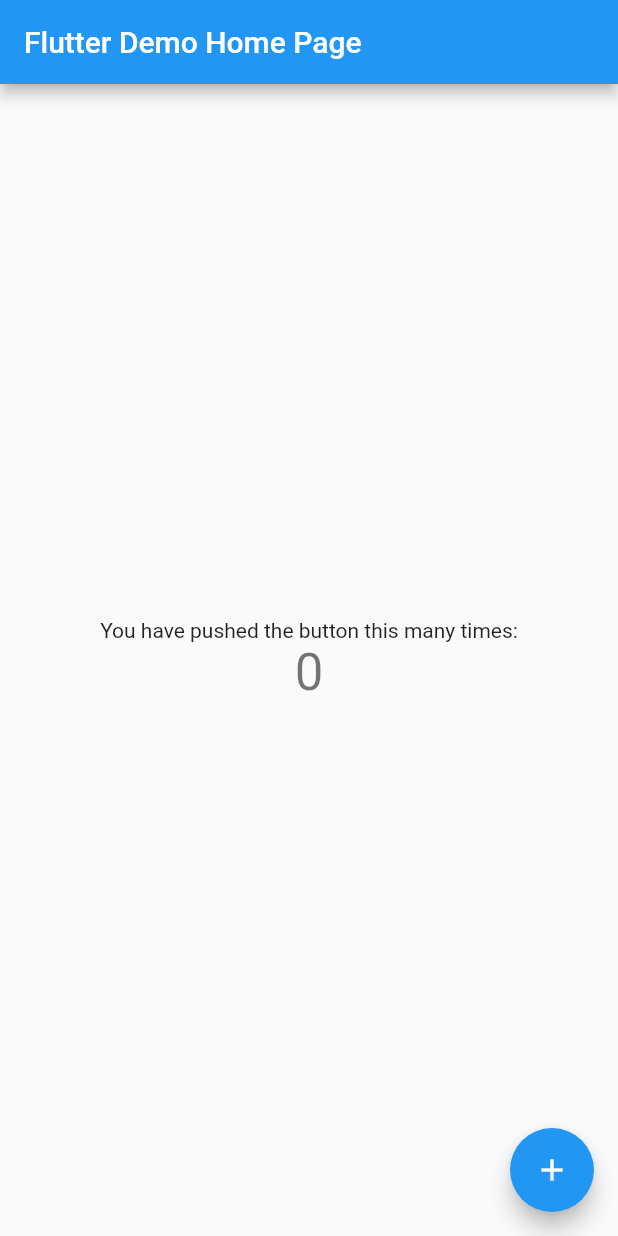
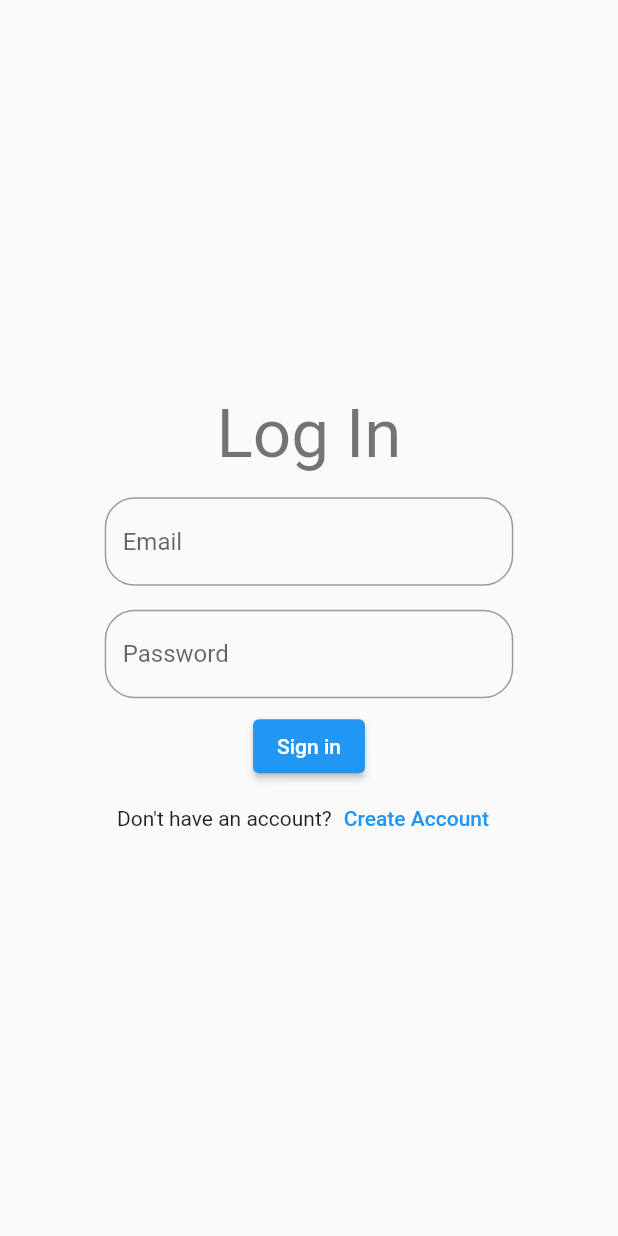
Before and after one commit to kwe-k-u/tyncad_coding_test, a Flutter app: the screen it shows after launch, on a phone screen of 412 x 824 dp. Run offline on Flutter 3.47's test engine with Material 2 defaults, Android fonts, the phone set to English and light mode, and no system bars; our stand-ins replace flutter_dotenv.

Commit message:
Added screen wireframes

```diff
--- a/lib/main.dart
+++ b/lib/main.dart
@@ -1,6 +1,9 @@
 import 'package:flutter/material.dart';
+import 'package:flutter_dotenv/flutter_dotenv.dart';
+import 'package:tyncad_test/screens/sign_in/sign_in.dart';
 
-void main() {
+void main() async{
+   await dotenv.load(fileName: ".env.test");
   runApp(const MyApp());
 }
 
@@ -24,92 +27,7 @@ class MyApp extends StatelessWidget {
         // is not restarted.
         primarySwatch: Colors.blue,
       ),
-      home: const MyHomePage(title: 'Flutter Demo Home Page'),
+      home: const SignIn(),
     );
   }
 }
-
-class MyHomePage extends StatefulWidget {
-  const MyHomePage({Key? key, required this.title}) : super(key: key);
-
-  // This widget is the home page of your application. It is stateful, meaning
-  // that it has a State object (defined below) that contains fields that affect
-  // how it looks.
-
-  // This class is the configuration for the state. It holds the values (in this
-  // case the title) provided by the parent (in this case the App widget) and
-  // used by the build method of the State. Fields in a Widget subclass are
-  // always marked "final".
-
-  final String title;
-
-  @override
-  State<MyHomePage> createState() => _MyHomePageState();
-}
-
-class _MyHomePageState extends State<MyHomePage> {
-  int _counter = 0;
-
-  void _incrementCounter() {
-    setState(() {
-      // This call to setState tells the Flutter framework that something has
-      // changed in this State, which causes it to rerun the build method below
-      // so that the display can reflect the updated values. If we changed
-      // _counter without calling setState(), then the build method would not be
-      // called again, and so nothing would appear to happen.
-      _counter++;
-    });
-  }
-
-  @override
-  Widget build(BuildContext context) {
-    // This method is rerun every time setState is called, for instance as done
-    // by the _incrementCounter method above.
-    //
-    // The Flutter framework has been optimized to make rerunning build methods
-    // fast, so that you can just rebuild anything that needs updating rather
-    // than having to individually change instances of widgets.
-    return Scaffold(
-      appBar: AppBar(
-        // Here we take the value from the MyHomePage object that was created by
-        // the App.build method, and use it to set our appbar title.
-        title: Text(widget.title),
-      ),
-      body: Center(
-        // Center is a layout widget. It takes a single child and positions it
-        // in the middle of the parent.
-        child: Column(
-          // Column is also a layout widget. It takes a list of children and
-          // arranges them vertically. By default, it sizes itself to fit its
-          // children horizontally, and tries to be as tall as its parent.
-          //
-          // Invoke "debug painting" (press "p" in the console, choose the
-          // "Toggle Debug Paint" action from the Flutter Inspector in Android
-          // Studio, or the "Toggle Debug Paint" command in Visual Studio Code)
-          // to see the wireframe for each widget.
-          //
-          // Column has various properties to control how it sizes itself and
-          // how it positions its children. Here we use mainAxisAlignment to
-          // center the children vertically; the main axis here is the vertical
-          // axis because Columns are vertical (the cross axis would be
-          // horizontal).
-          mainAxisAlignment: MainAxisAlignment.center,
-          children: <Widget>[
-            const Text(
-              'You have pushed the button this many times:',
-            ),
-            Text(
-              '$_counter',
-              style: Theme.of(context).textTheme.headline4,
-            ),
-          ],
-        ),
-      ),
-      floatingActionButton: FloatingActionButton(
-        onPressed: _incrementCounter,
-        tooltip: 'Increment',
-        child: const Icon(Icons.add),
-      ), // This trailing comma makes auto-formatting nicer for build methods.
-    );
-  }
-}
--- /dev/null
+++ b/lib/screens/sign_in/sign_in.dart
@@ -0,0 +1,87 @@
+import 'package:flutter/material.dart';
+import 'package:tyncad_test/models/user.dart';
+import 'package:tyncad_test/screens/create_account/create_account.dart';
+import 'package:tyncad_test/screens/feed_screen/feed_screen.dart';
+import 'package:tyncad_test/services/api.dart';
+import 'package:tyncad_test/widgets/custom_button.dart';
+import 'package:tyncad_test/widgets/custom_text_field.dart';
+import 'package:tyncad_test/widgets/text_action.dart';
+
+class SignIn extends StatefulWidget {
+  const SignIn({Key? key}) : super(key: key);
+
+  @override
+  _SignInState createState() => _SignInState();
+}
+
+class _SignInState extends State<SignIn> {
+  TextEditingController email = TextEditingController();
+  TextEditingController password = TextEditingController();
+
+  @override
+  Widget build(BuildContext context) {
+    Size size = MediaQuery.of(context).size;
+
+    return Scaffold(
+        body: SizedBox(
+          width: size.width,
+          height: size.height,
+          child: Column(
+            crossAxisAlignment: CrossAxisAlignment.center,
+            mainAxisAlignment: MainAxisAlignment.center,
+            children: [
+
+
+              Padding(
+                padding: const EdgeInsets.all(8.0),
+                child: Text("Log In",
+                  style: Theme.of(context).textTheme.displaySmall,
+                ),
+              ),
+
+              CustomTextField(
+                  controller: email,
+                hintText: "Email",
+              ),
+              CustomTextField(
+                  controller: password,
+                hintText: "Password",
+                obscure: true
+              ),
+
+              CustomButton(
+                  text: "Sign in",
+                onTap: () async{
+                  // User? user = await Api().login(email: email.text, password: password.text);
+                  Navigator.push(context,
+                      MaterialPageRoute(builder: (context)=> FeedScreen()
+                      )
+                  );
+                },
+              ),
+
+
+
+              TextAction(
+                  label: "Don't have an account?",
+                  actionLabel: "Create Account",
+                  onTap: (){
+                    Navigator.push(context,
+                        MaterialPageRoute(builder: (context)=> const CreateAccount()
+                        )
+                    );
+                  }
+              )
+            ],
+          ),
+        )
+    );
+  }
+
+  @override
+  void dispose() {
+    super.dispose();
+    email.dispose();
+    password.dispose();
+  }
+}
--- /dev/null
+++ b/lib/widgets/custom_button.dart
@@ -0,0 +1,22 @@
+
+
+import 'package:flutter/material.dart';
+
+
+class CustomButton extends StatelessWidget {
+  final void Function() onTap;
+  final String text;
+  const CustomButton({
+    Key? key,
+    required this.onTap,
+    required this.text,
+  }) : super(key: key);
+
+  @override
+  Widget build(BuildContext context) {
+    return ElevatedButton(
+        onPressed: onTap,
+        child: Text(text)
+    );
+  }
+}
--- /dev/null
+++ b/lib/widgets/custom_text_field.dart
@@ -0,0 +1,45 @@
+import "package:flutter/material.dart";
+
+
+class CustomTextField extends StatefulWidget {
+  final TextEditingController controller;
+  final String? hintText;
+  final bool obscure;
+  final double? width;
+  final double? height;
+
+  const CustomTextField({
+    Key? key,
+    required this.controller,
+    this.hintText,
+    this.obscure = false,
+    this.height,
+    this.width,
+  }) : super(key: key);
+
+  @override
+  _CustomTextFieldState createState() => _CustomTextFieldState();
+}
+
+class _CustomTextFieldState extends State<CustomTextField> {
+  @override
+  Widget build(BuildContext context) {
+    Size size = MediaQuery.of(context).size;
+
+    return Container(
+      padding: const EdgeInsets.all(8),
+      width: widget.width ?? size.width * 0.7,
+      height: widget.height,
+      child: TextFormField(
+        controller: widget.controller,
+        obscureText: widget.obscure,
+        decoration: InputDecoration(
+          border: OutlineInputBorder(
+            borderRadius: BorderRadius.circular(20)
+          ),
+          hintText: widget.hintText
+        ),
+      ),
+    );
+  }
+}
--- /dev/null
+++ b/lib/widgets/text_action.dart
@@ -0,0 +1,28 @@
+import 'package:flutter/material.dart';
+
+
+class TextAction extends StatelessWidget {
+  final String label;
+  final String actionLabel;
+  final void Function() onTap;
+  const TextAction({
+    Key? key,
+    required this.label,
+    required this.actionLabel,
+    required this.onTap
+  }) : super(key: key);
+
+  @override
+  Widget build(BuildContext context) {
+    return Row(
+      mainAxisAlignment: MainAxisAlignment.center,
+      children: [
+        Text(label),
+        TextButton(
+            onPressed: onTap,
+            child: Text(actionLabel)
+        )
+      ],
+    );
+  }
+}
```
Also changed, not shown: lib/models/feed.dart (renamed from lib/models/filter.dart, +4 -4 lines), lib/screens/create_account/create_account.dart (added, +117 -0 lines), lib/screens/feed_screen/feed_screen.dart (added, +23 -0 lines), lib/services/api.dart (renamed from lib/services/base_api.dart, +18 -6 lines), lib/widgets/feed_card.dart (added, +27 -0 lines).
